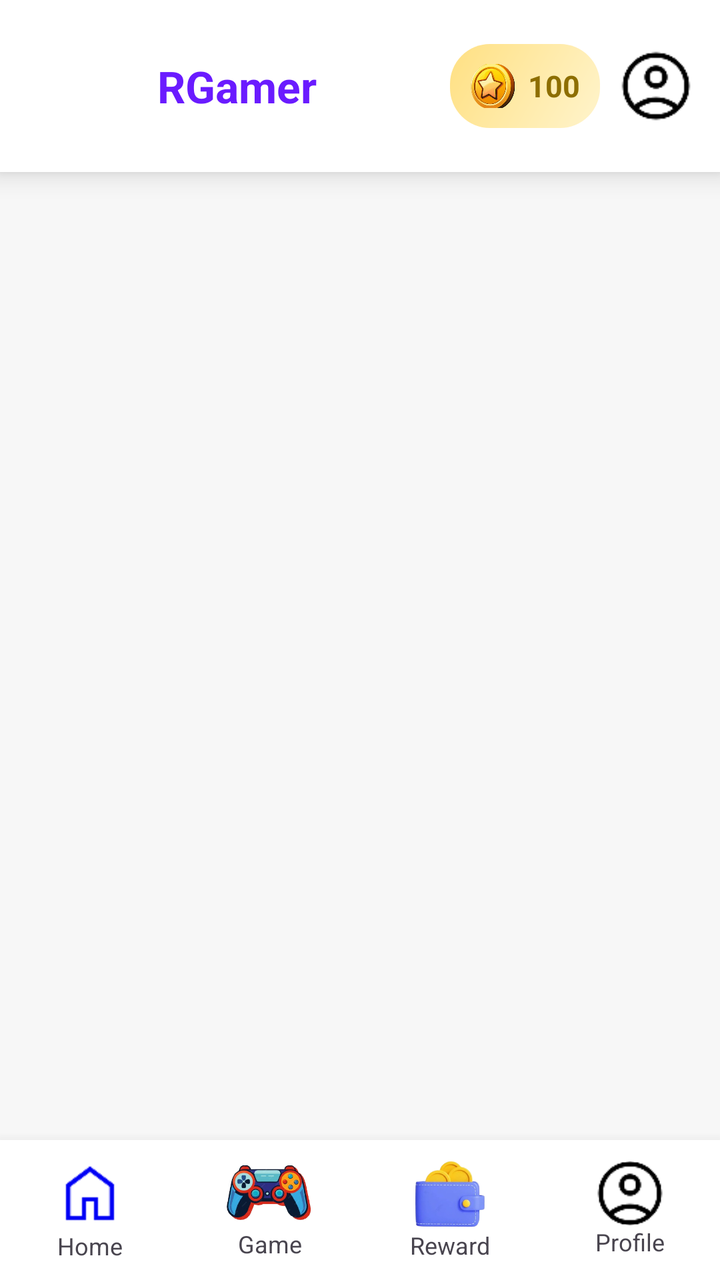
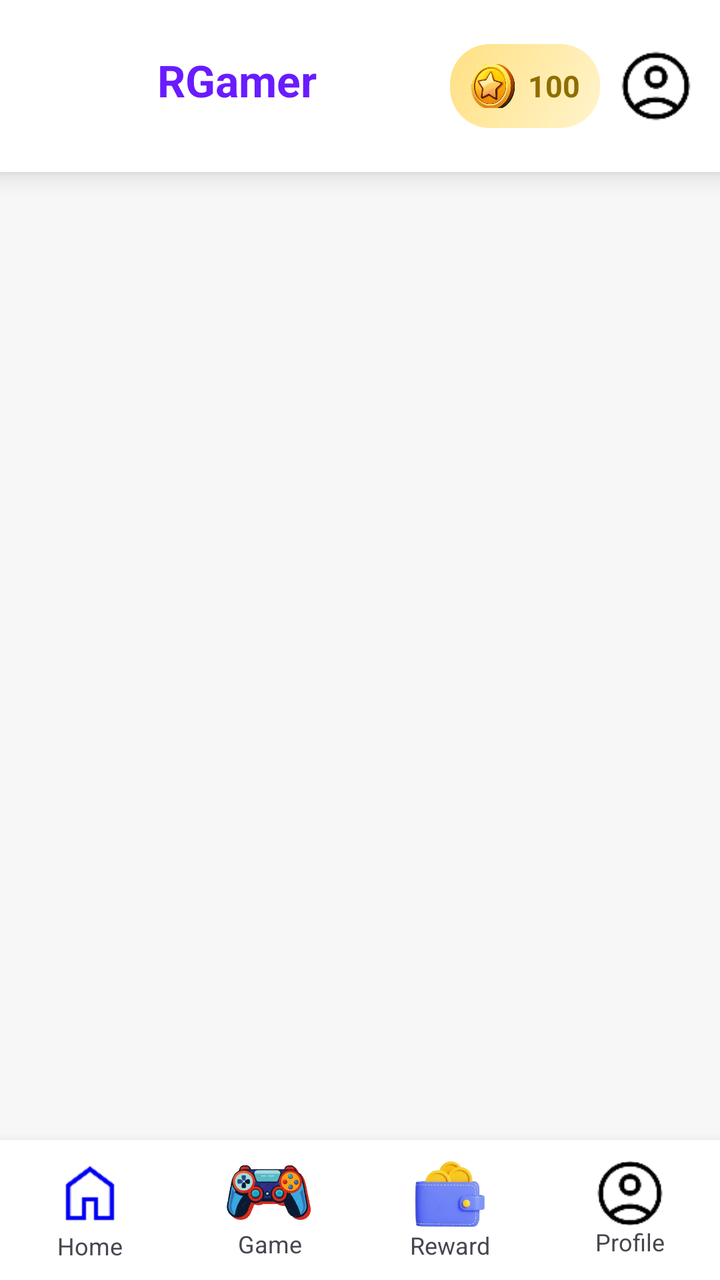

Two renders of the same Android screen: before a commit and after it. Below are the layout's source before the change and the commit's diff.
<!-- AndroidManifest.xml: application theme Theme.RGamer -->
<!-- res/layout/activity_main.xml -->
<?xml version="1.0" encoding="utf-8"?>
<RelativeLayout xmlns:android="http://schemas.android.com/apk/res/android"
    android:layout_width="match_parent"
    android:layout_height="match_parent"
    android:background="#F7F7F7">

    
    <LinearLayout
        android:id="@+id/header"
        android:layout_width="match_parent"
        android:layout_height="86dp"
        android:background="@android:color/white"
        android:elevation="8dp"
        android:gravity="center_vertical"
        android:orientation="horizontal"
        android:padding="12dp">

        <TextView
            android:id="@+id/appTitle"
            android:layout_width="0dp"
            android:layout_height="wrap_content"
            android:layout_weight="1"
            android:text="@string/app_name"
            android:textAlignment="center"
            android:textColor="#6A1BFF"
            android:textSize="22sp"
            android:textStyle="bold" />

        
        <LinearLayout
            android:layout_width="wrap_content"
            android:layout_height="42dp"
            android:layout_marginEnd="8dp"
            android:background="@drawable/bg_coin_gradient"
            android:gravity="center_vertical"
            android:orientation="horizontal"
            android:padding="10dp">

            <ImageView
                android:layout_width="23dp"
                android:layout_height="30dp"
                android:src="@drawable/ic_coin" />

            <TextView
                android:id="@+id/txtCoins"
                android:layout_width="wrap_content"
                android:layout_height="wrap_content"
                android:layout_marginStart="6dp"
                android:text="100"
                android:textColor="#8D6E00"
                android:textSize="15sp"
                android:textStyle="bold" />
        </LinearLayout>

        
        <ImageView
            android:id="@+id/imgProfile"
            android:layout_width="40dp"
            android:layout_height="40dp"
            android:background="@drawable/circle_bg"
            android:clipToOutline="true"
            android:scaleType="centerCrop"
            android:src="@drawable/ic_profile" />
    </LinearLayout>

    
    <FrameLayout
        android:id="@+id/fragmentContainer"
        android:layout_below="@id/header"
        android:layout_above="@id/bottomNav"
        android:layout_width="match_parent"
        android:layout_height="match_parent" />

    
    <LinearLayout
        android:id="@+id/bottomNav"
        android:layout_alignParentBottom="true"
        android:layout_width="match_parent"
        android:layout_height="70dp"
        android:orientation="horizontal"
        android:background="@android:color/white"
        android:elevation="10dp">

        
        <LinearLayout
            android:id="@+id/navHome"
            android:layout_width="0dp"
            android:layout_height="match_parent"
            android:layout_weight="1"
            android:gravity="center"
            android:orientation="vertical">

            <ImageView
                android:layout_width="wrap_content"
                android:layout_height="36dp"
                android:src="@drawable/ic_home" />

            <TextView
                android:layout_width="wrap_content"
                android:layout_height="wrap_content"
                android:text="Home"
                android:textSize="12sp" />
        </LinearLayout>

        
        <LinearLayout
            android:id="@+id/navGame"
            android:layout_width="0dp"
            android:layout_height="match_parent"
            android:layout_weight="1"
            android:gravity="center"
            android:orientation="vertical">

            <ImageView
                android:layout_width="43dp"
                android:layout_height="34dp"
                android:src="@drawable/ic_game" />

            <TextView
                android:layout_width="wrap_content"
                android:layout_height="wrap_content"
                android:text="Game"
                android:textSize="12sp" />
        </LinearLayout>

        
        <LinearLayout
            android:id="@+id/navReward"
            android:layout_width="0dp"
            android:layout_height="match_parent"
            android:layout_weight="1"
            android:gravity="center"
            android:orientation="vertical">

            <ImageView
                android:layout_width="46dp"
                android:layout_height="35dp"
                android:src="@drawable/ic_gift" />

            <TextView
                android:layout_width="wrap_content"
                android:layout_height="wrap_content"
                android:text="Reward"
                android:textSize="12sp" />
        </LinearLayout>

        
        <LinearLayout
            android:id="@+id/navProfile"
            android:layout_width="0dp"
            android:layout_height="match_parent"
            android:layout_weight="1"
            android:gravity="center"
            android:orientation="vertical">

            <ImageView
                android:id="@+id/imgBottomProfile"
                android:layout_width="38dp"
                android:layout_height="32dp"
                android:background="@drawable/circle_bg"
                android:clipToOutline="true"
                android:scaleType="centerCrop"
                android:src="@drawable/ic_profile" />

            <TextView
                android:text="Profile"
                android:layout_width="wrap_content"
                android:layout_height="wrap_content"
                android:textSize="12sp" />
        </LinearLayout>
    </LinearLayout>

</RelativeLayout>
<!-- resources referenced by this layout -->
<resources>
  <!-- drawable bg_coin_gradient (drawable) -->
  <?xml version="1.0" encoding="utf-8"?>
  <shape xmlns:android="http://schemas.android.com/apk/res/android"
      android:shape="rectangle">
  
      <corners android:radius="20dp"/>
  
      <gradient
          android:startColor="#FFF4CC"
          android:endColor="#FFE082"
          android:angle="135"/>
  
  </shape>
  <!-- drawable circle_bg (drawable) -->
  <shape xmlns:android="http://schemas.android.com/apk/res/android"
      android:shape="oval">
      <solid android:color="#FFFFFF"/>
  </shape>
  <!-- drawable ic_coin: png bitmap (drawable, 123970 bytes) -->
  <!-- drawable ic_game: png bitmap (drawable, 55818 bytes) -->
  <!-- drawable ic_gift: png bitmap (drawable, 38034 bytes) -->
  <!-- drawable ic_home: png bitmap (drawable, 678 bytes) -->
  <!-- drawable ic_profile: png bitmap (drawable, 1605 bytes) -->
  <string name="app_name">RGamer</string>
  <style name="Theme.RGamer" parent="Base.Theme.RGamer" />
  <style name="Base.Theme.RGamer" parent="Theme.Material3.DayNight.NoActionBar">
          
          
      </style>
</resources>

<!-- the commit's change to res/layout/activity_main.xml (unified diff, before → after) -->
@@ -17,8 +17,8 @@
 
         <TextView
             android:id="@+id/appTitle"
-            android:layout_width="0dp"
-            android:layout_height="wrap_content"
+            android:layout_width="260dp"
+            android:layout_height="35dp"
             android:layout_weight="1"
             android:text="@string/app_name"
             android:textAlignment="center"
